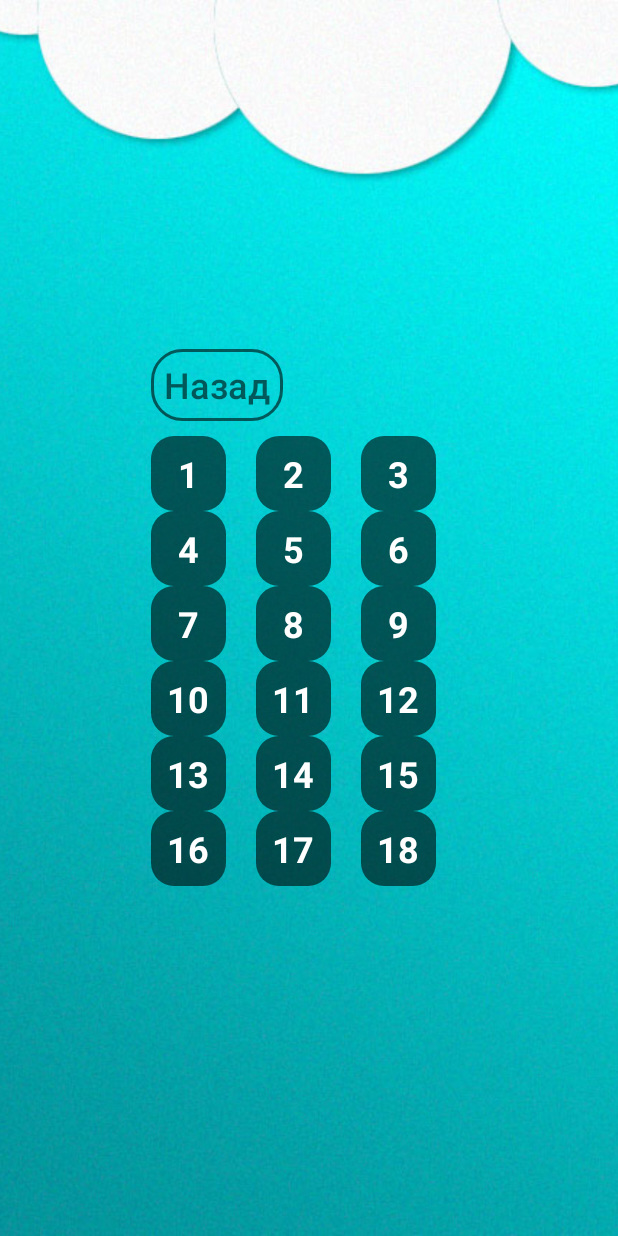
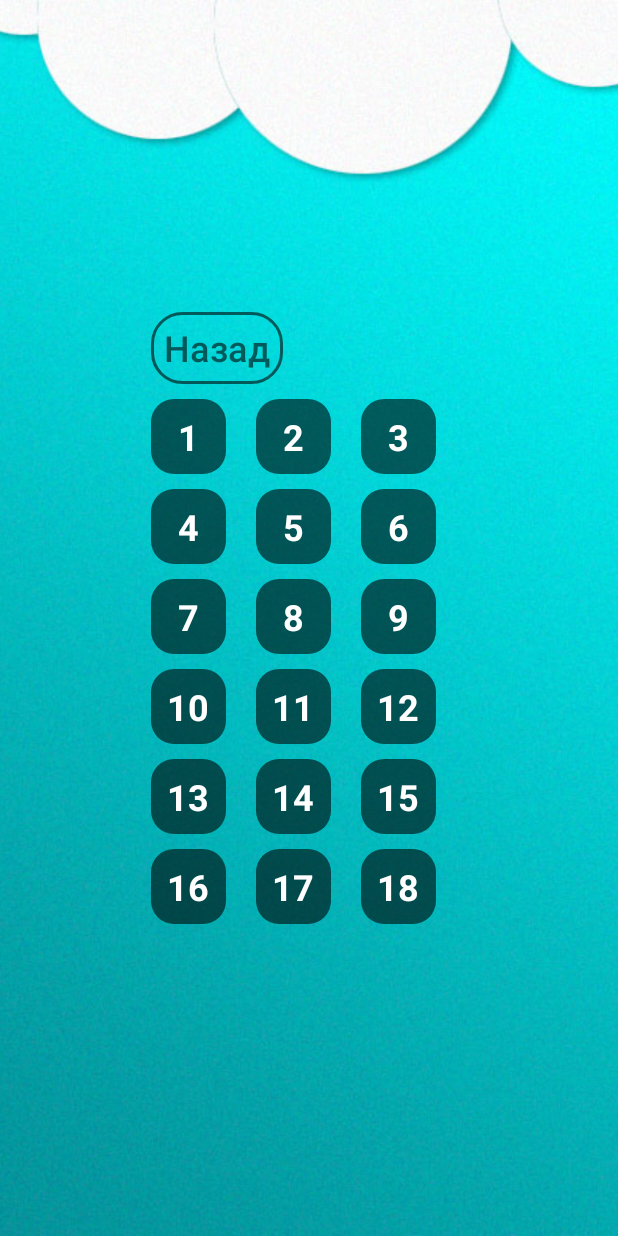
Before and after one commit to Alexandr-An/EducationalQuiz, an Android app: the GameLevels screen opened directly, with no data from a screen before it, on a phone screen of 412 x 824 dp. Run offline under Robolectric (Android 15) with nearby library versions, the phone set to English and light mode, and no system bars.

Commit message:
сделал меню(добавил отступ)

```diff
--- a/app/src/main/res/layout/gamelevels.xml
+++ b/app/src/main/res/layout/gamelevels.xml
@@ -102,6 +102,7 @@
 
                     <LinearLayout
                         android:id="@+id/line2"
+                        android:layout_marginTop="10dp"
                         android:layout_width="match_parent"
                         android:layout_height="wrap_content"
                         android:orientation="horizontal">
@@ -143,6 +144,7 @@
 
                     <LinearLayout
                         android:id="@+id/line3"
+                        android:layout_marginTop="10dp"
                         android:layout_width="match_parent"
                         android:layout_height="wrap_content"
                         android:orientation="horizontal">
@@ -184,6 +186,7 @@
 
                     <LinearLayout
                     android:id="@+id/line4"
+                        android:layout_marginTop="10dp"
                     android:layout_width="match_parent"
                     android:layout_height="wrap_content"
                     android:orientation="horizontal">
@@ -224,6 +227,7 @@
                 </LinearLayout>
                     <LinearLayout
                         android:id="@+id/line5"
+                        android:layout_marginTop="10dp"
                         android:layout_width="match_parent"
                         android:layout_height="wrap_content"
                         android:orientation="horizontal">
@@ -264,6 +268,7 @@
                     </LinearLayout>
                     <LinearLayout
                         android:id="@+id/line6"
+                        android:layout_marginTop="10dp"
                         android:layout_width="match_parent"
                         android:layout_height="wrap_content"
                         android:orientation="horizontal">
```
